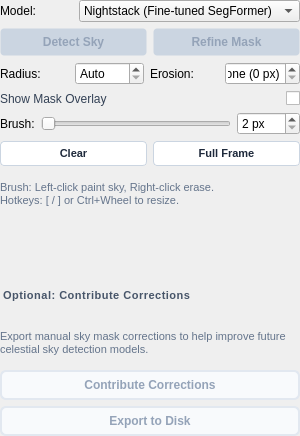
The window that src/startrails/ui/step_denoise_sky.ui (gkyle/startrails) describes before a commit, drawn with Qt 5.
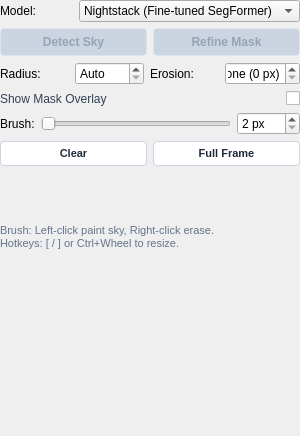
The same window after the commit. Custom widgets are drawn as their Qt base class.

Commit message: ui: refactor for export and contribute

The edit to the form file:
```diff
--- a/src/startrails/ui/step_denoise_sky.ui
+++ b/src/startrails/ui/step_denoise_sky.ui
@@ -379,110 +379,6 @@
      </property>
     </widget>
    </item>
-   <item>
-    <widget class="QLabel" name="contributeHeading">
-     <property name="styleSheet">
-      <string notr="true">font-size: 11px;
-font-weight: 600;
-color: #475569;
-text-transform: uppercase;
-letter-spacing: 0.5px;
-margin-top: 4px;</string>
-     </property>
-     <property name="text">
-      <string>Optional: Contribute Corrections</string>
-     </property>
-    </widget>
-   </item>
-   <item>
-    <widget class="QLabel" name="contributeHint">
-     <property name="styleSheet">
-      <string notr="true">font-size: 11px;
-color: #64748b;
-line-height: 1.3;</string>
-     </property>
-     <property name="text">
-      <string>Export manual sky mask corrections to help improve future celestial sky detection models.</string>
-     </property>
-     <property name="wordWrap">
-      <bool>true</bool>
-     </property>
-    </widget>
-   </item>
-   <item>
-    <widget class="QPushButton" name="contribute">
-     <property name="enabled">
-      <bool>false</bool>
-     </property>
-     <property name="cursor">
-      <cursorShape>PointingHandCursor</cursorShape>
-     </property>
-     <property name="toolTip">
-      <string>Requires manual sky mask brush corrections.</string>
-     </property>
-     <property name="styleSheet">
-      <string notr="true">QPushButton#contribute {
-    background-color: #0369a1;
-    color: #ffffff;
-    border: 2px solid #0369a1;
-    border-radius: 6px;
-    padding: 6px 12px;
-    font-weight: 500;
-    font-size: 12px;
-}
-QPushButton#contribute:hover {
-    background-color: #075985;
-    border-color: #075985;
-}
-QPushButton#contribute:disabled {
-    background-color: #f8fafc;
-    color: #94a3b8;
-    border-color: #e2e8f0;
-}
-QPushButton#contribute:focus:enabled { border-color: #0f172a; }</string>
-     </property>
-     <property name="text">
-      <string>Contribute Corrections</string>
-     </property>
-    </widget>
-   </item>
-   <item>
-    <widget class="QPushButton" name="training">
-     <property name="enabled">
-      <bool>false</bool>
-     </property>
-     <property name="cursor">
-      <cursorShape>PointingHandCursor</cursorShape>
-     </property>
-     <property name="toolTip">
-      <string>Requires manual sky mask brush corrections.</string>
-     </property>
-     <property name="styleSheet">
-      <string notr="true">QPushButton#training {
-    background-color: #ffffff;
-    color: #1e293b;
-    border: 2px solid #cbd5e1;
-    border-radius: 6px;
-    padding: 6px 12px;
-    font-weight: 500;
-    font-size: 12px;
-}
-QPushButton#training:hover {
-    background-color: #f1f5f9;
-    border-color: #94a3b8;
-}
-QPushButton#training:disabled {
-    background-color: #f8fafc;
-    color: #94a3b8;
-    border-color: #e2e8f0;
-}
-QPushButton#training:focus:enabled { border-color: #0f172a; }</string>
-     </property>
-     <property name="text">
-      <string>Export to Disk</string>
-     </property>
-    </widget>
-   </item>
   </layout>
  </widget>
  <customwidgets>
```
The commit also changes 20 other files.
